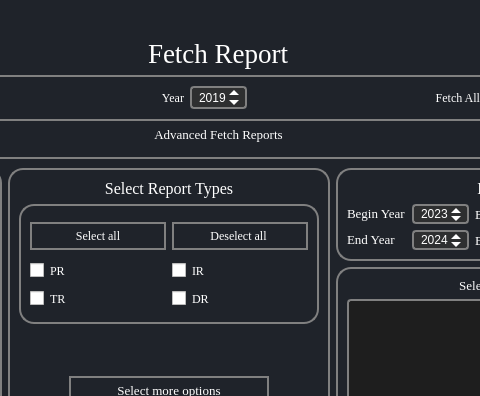
Above: COUNTER-Release-5.1-main/ui/FetchReportsTab.ui from abhishekvatsAV/Shree_Gommat_Tech before the change; both pictures show x 315 to 795 and y 0 to 396 of the 1067 by 693 pixel window. Below: the same form after it.
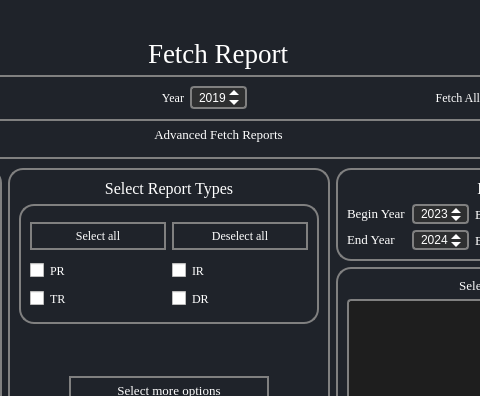
That is the form after the change.

Patch:
```diff
--- a/COUNTER-Release-5.1-main/ui/FetchReportsTab.ui
+++ b/COUNTER-Release-5.1-main/ui/FetchReportsTab.ui
@@ -756,7 +756,7 @@
                            <string notr="true">text-align:center;</string>
                           </property>
                           <property name="text">
-                           <string>Deselect all </string>
+                           <string>Deselect all</string>
                           </property>
                          </widget>
                         </item>
```
Left out of the diff: 2 changed lines with no effect on the pictures.
